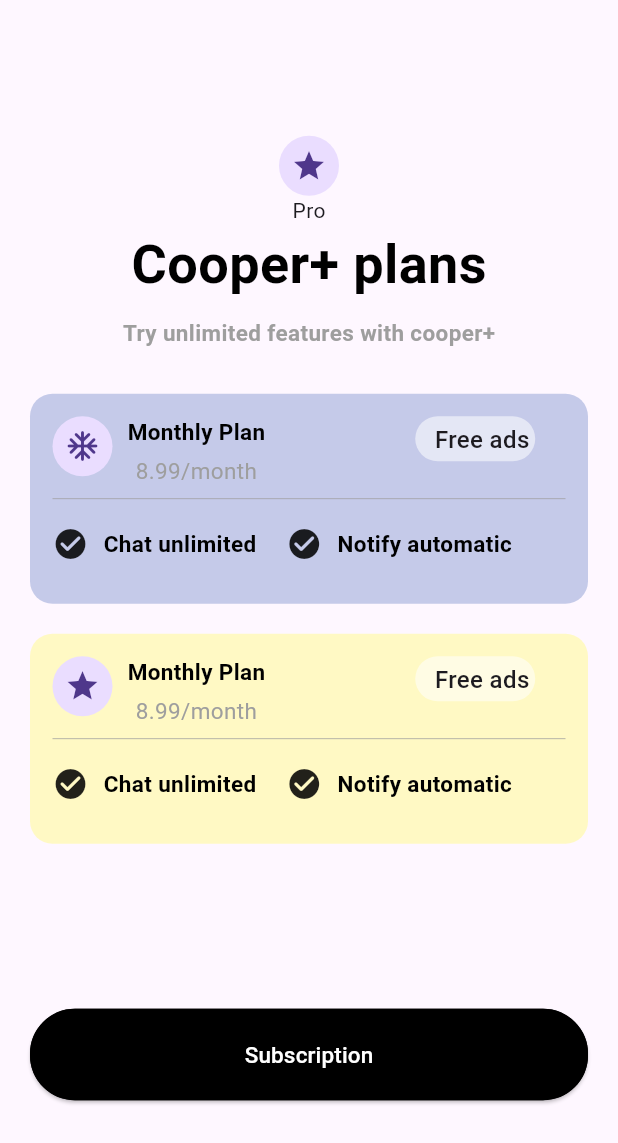
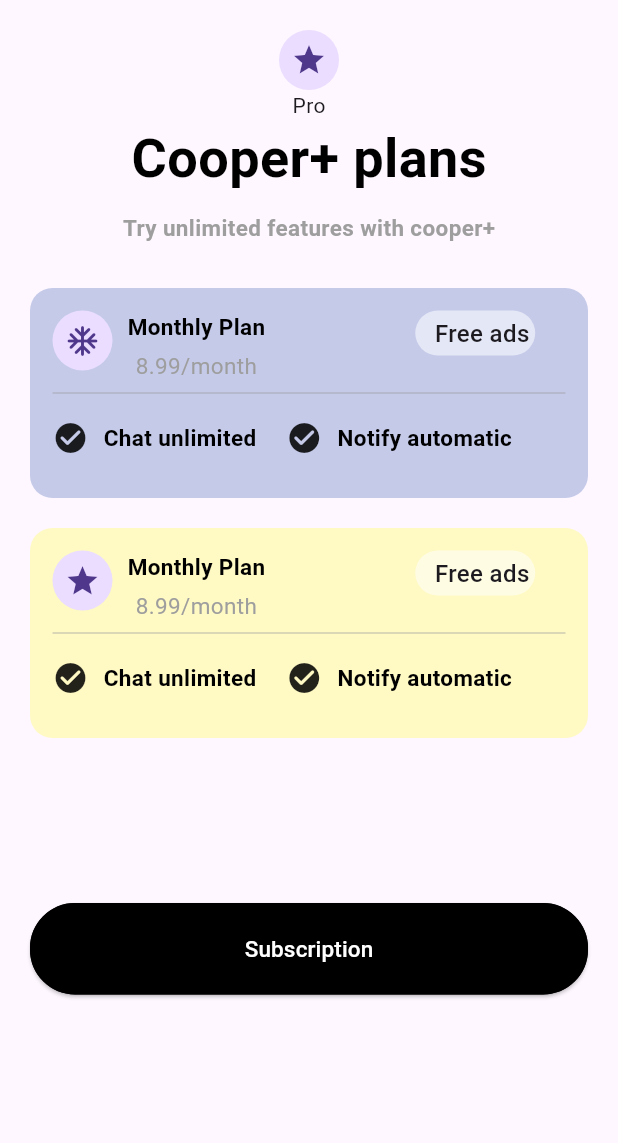
Before and after one commit to Prakash21raj/remotetask, a Flutter app: the page screen opened directly, on a phone screen of 412 x 824 dp. Shown: the top 1143 px of the screen. Run offline on Flutter 3.47's test engine with Material 3 defaults, Android fonts, the phone set to English and light mode, and no system bars.

Commit message:
first commit

```diff
--- a/lib/subscription.dart
+++ b/lib/subscription.dart
@@ -26,8 +26,10 @@ class page extends StatefulWidget {
 class _pageState extends State<page> {
   @override
   Widget build(BuildContext context) {
-    return Scaffold(
-        body: Padding(
+    return SafeArea(
+      child: Scaffold(
+          body: SingleChildScrollView(
+            child: Padding(
               padding: const EdgeInsets.all(20.0),
               child: Column(
                 mainAxisAlignment: MainAxisAlignment.center,
@@ -287,6 +289,8 @@ class _pageState extends State<page> {
                   )
                 ],
               ),
-        ));
+            ),
+          )),
+    );
   }
 }
```
Also changed, not shown: lib/cooper.dart (+15 -2 lines), lib/main.dart (+10 -1 lines). Lines whose indentation alone changed are shown as unchanged.
